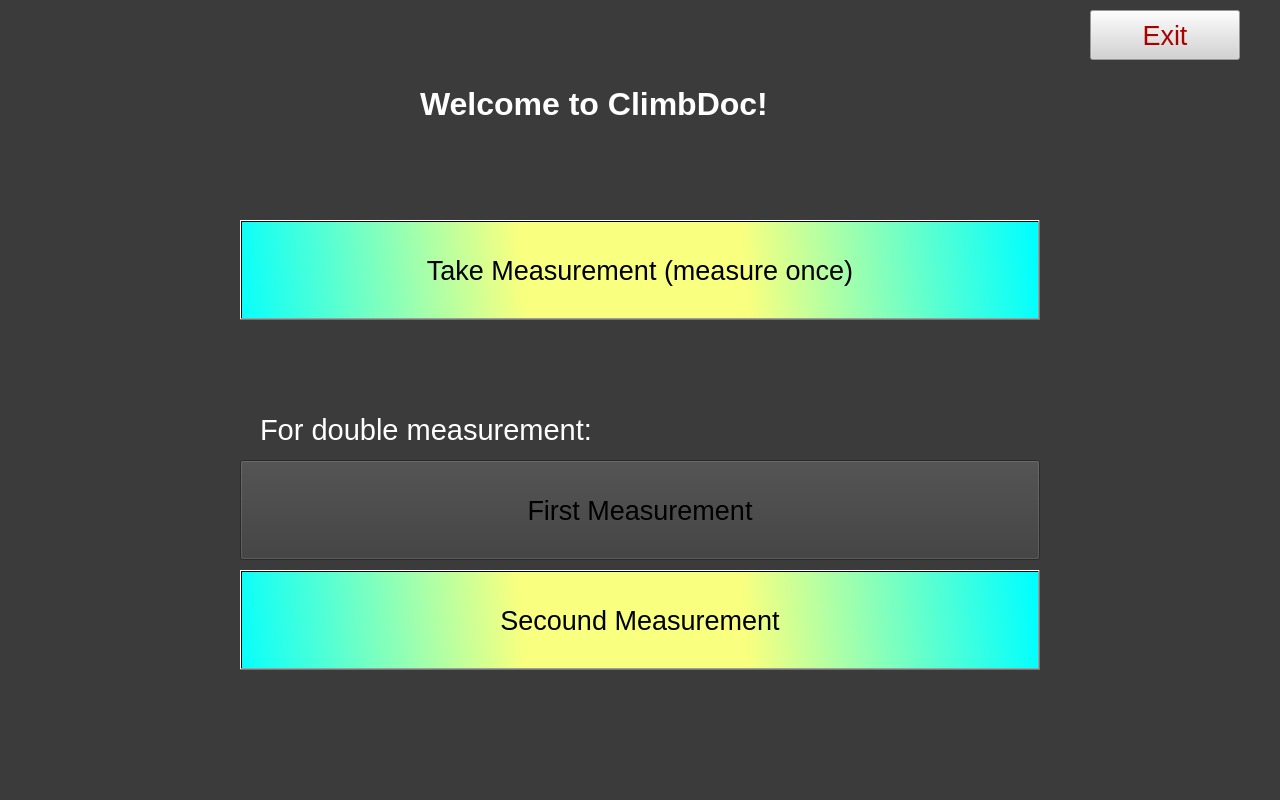
First picture: the form in climbdoc/mainwindow.ui, repository Jonasstre/Climbdoc, before the edit.
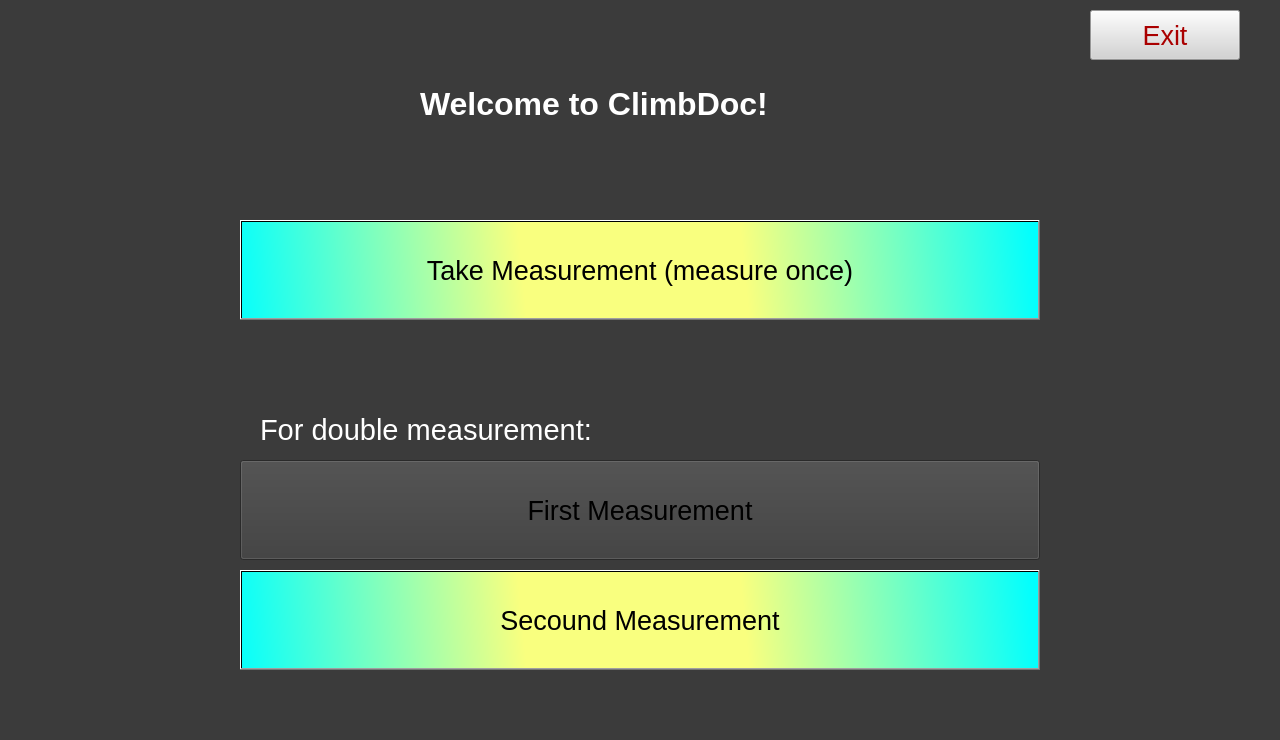
Second picture: the form after the edit. Icons and pictures are not drawn.

Diff of the .ui file:
```diff
--- a/climbdoc/mainwindow.ui
+++ b/climbdoc/mainwindow.ui
@@ -7,7 +7,7 @@
     <x>0</x>
     <y>0</y>
     <width>1280</width>
-    <height>800</height>
+    <height>740</height>
    </rect>
   </property>
   <property name="windowTitle">
```
